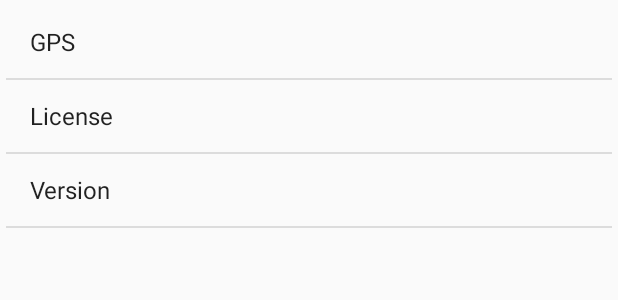
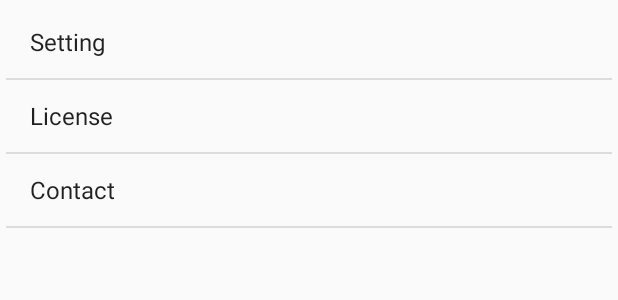
Before and after one commit to kaleidot725/AshiatoCamera, an Android app: the layout setting_fragment.xml on its own in the app's theme, with its tools: preview values and no code run, on a phone screen of 412 x 824 dp. Shown: the top 300 px of the screen. Run offline under Robolectric (Android 15) with nearby library versions, the phone set to English and light mode, and no system bars.

Commit message:
Bugfix History

```diff
--- a/src/app/src/main/java/kaleidot725/highestpeaks/main/history/HistoryFragment.kt
+++ b/src/app/src/main/java/kaleidot725/highestpeaks/main/history/HistoryFragment.kt
@@ -10,6 +10,7 @@ import android.view.View
 import android.view.ViewGroup
 import androidx.databinding.DataBindingUtil
 import androidx.lifecycle.LiveData
+import androidx.recyclerview.widget.GridLayoutManager
 import androidx.recyclerview.widget.LinearLayoutManager
 import androidx.recyclerview.widget.RecyclerView
 
@@ -44,7 +45,7 @@ class HistoryFragment : Fragment() {
 
         val recyclerView =view.findViewById<RecyclerView>(R.id.picture_recycler_view)
         recyclerView.adapter = PictureAdapter(this, viewModel.pictureViewModels.value ?: listOf())
-        recyclerView.layoutManager = LinearLayoutManager(context) as RecyclerView.LayoutManager?
+        recyclerView.layoutManager = GridLayoutManager(context, 2)
         recyclerView.setHasFixedSize(true)
     }
 }
--- a/src/app/src/main/res/layout/history_fragment.xml
+++ b/src/app/src/main/res/layout/history_fragment.xml
@@ -15,7 +15,6 @@
                 android:id="@+id/picture_recycler_view"
                 android:layout_width="match_parent"
                 android:layout_height="match_parent"
-                android:orientation="vertical"
-                android:background="@android:color/darker_gray"/>
+                android:orientation="vertical"/>
     </FrameLayout>
 </layout>
--- a/src/app/src/main/res/values/strings.xml
+++ b/src/app/src/main/res/values/strings.xml
@@ -4,8 +4,8 @@
     <string name="action_settings">Settings</string>
     <string name="title_activity_camera">CameraActivity</string>
     <string-array name="setting_array">
-        <item>GPS</item>
+        <item>Setting</item>
         <item>License</item>
-        <item>Version</item>
+        <item>Contact</item>
     </string-array>
 </resources>
```
Also changed, not shown: src/app/src/main/java/kaleidot725/highestpeaks/main/history/PictureViewModel.kt (+13 -6 lines), src/app/src/main/res/layout/picture_recycler_item.xml (+4 -3 lines).
